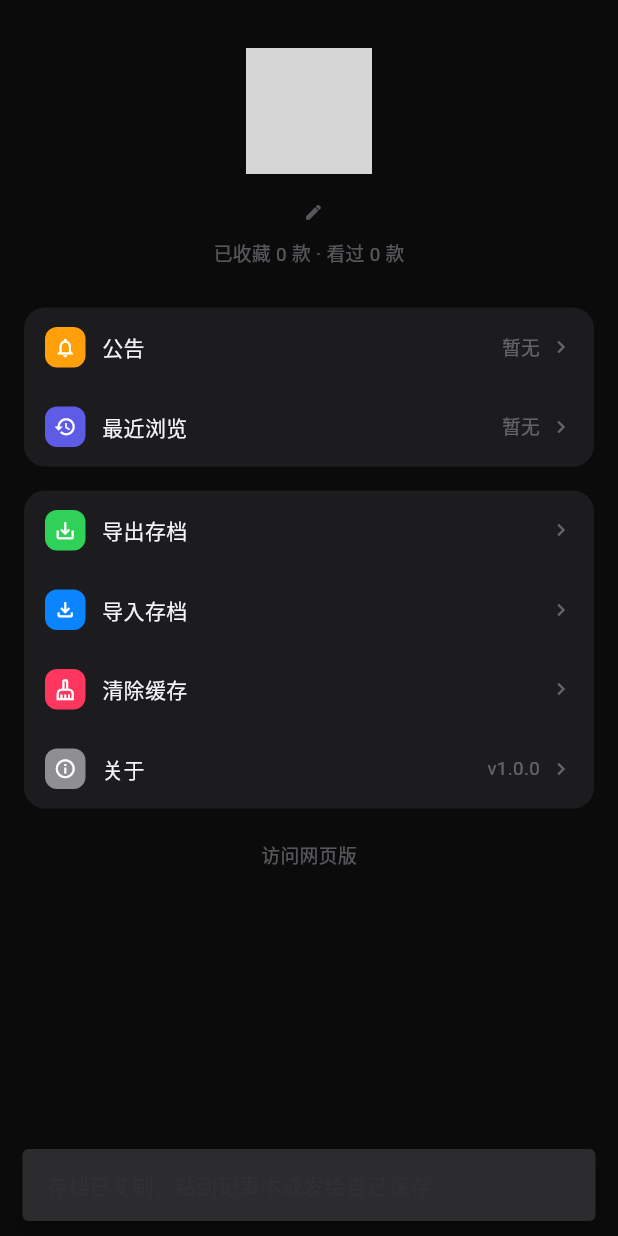
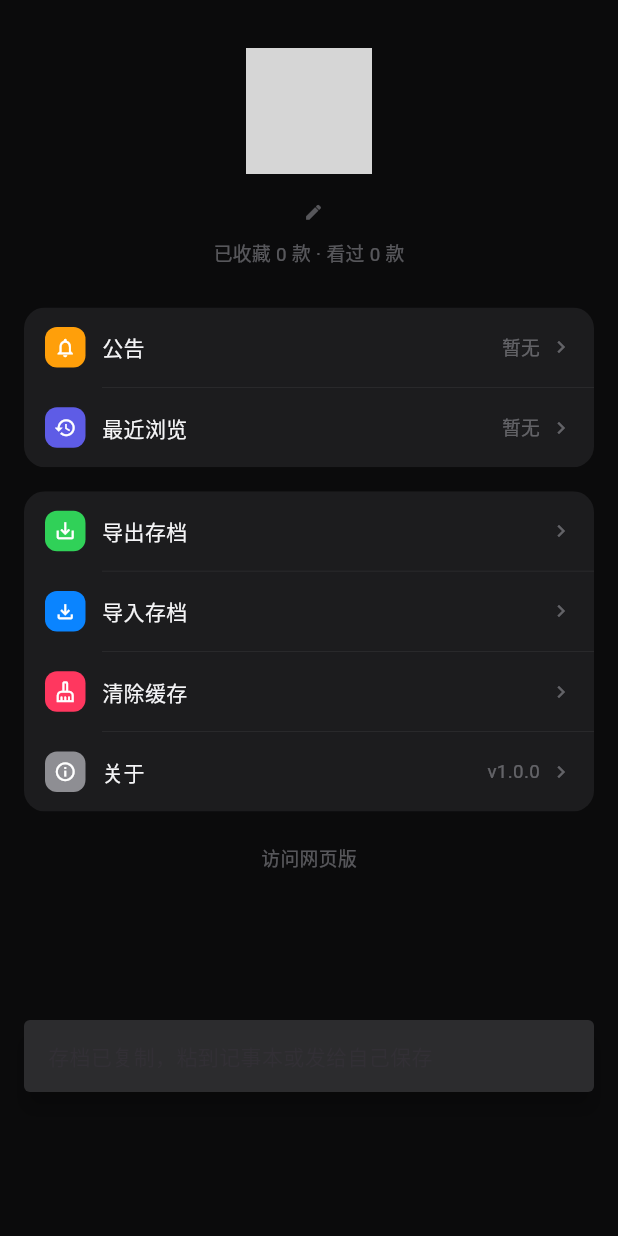
Before and after one commit to TKPORL/mrhyfx-app, a Flutter app: the MePage screen opened directly, after a tap on "导出存档", on a phone screen of 412 x 824 dp. Run offline on Flutter 3.47's test engine with Material 3 defaults, Android fonts, the phone set to English and light mode, and no system bars; our stand-ins replace image_picker, shared_preferences; accounts and stored records are empty; network calls fail; grey boxes are pictures that could not be loaded.

Commit message:
修复：底部栏位置/我的页点击与水波/最近浏览秒开/默认头像资源/收藏提示/详情图比例/体积与类型显示/图片淡入

```diff
--- /dev/null
+++ b/lib/services/games_repo.dart
@@ -0,0 +1,42 @@
+import '../models/game.dart';
+import 'api.dart';
+
+/// 全应用共用的游戏列表：只下载一次，页面之间复用
+class GamesRepo {
+  static List<Game> _all = [];
+  static bool _loading = false;
+  static DateTime? _loadedAt;
+
+  static List<Game> get all => _all;
+  static bool get isEmpty => _all.isEmpty;
+  static DateTime? get loadedAt => _loadedAt;
+
+  static Future<List<Game>> load({bool force = false}) async {
+    if (!force && _all.isNotEmpty) return _all;
+    if (_loading) {
+      while (_loading) {
+        await Future.delayed(const Duration(milliseconds: 120));
+      }
+      return _all;
+    }
+    _loading = true;
+    try {
+      final data = await Api.cachedRawJson(Api.repo, 'app-games.json', force: force);
+      final list = Game.listFrom(data);
+      if (list.isNotEmpty) {
+        _all = list;
+        _loadedAt = DateTime.now();
+      }
+    } finally {
+      _loading = false;
+    }
+    return _all;
+  }
+
+  static Game? byId(int id) {
+    for (final g in _all) {
+      if (g.id == id) return g;
+    }
+    return null;
+  }
+}
--- a/lib/ui/home_shell.dart
+++ b/lib/ui/home_shell.dart
@@ -61,6 +61,7 @@ class _PillNav extends StatelessWidget {
       child: Padding(
         padding: const EdgeInsets.only(bottom: 14),
         child: Center(
+          heightFactor: 1,
           child: Container(
             padding: const EdgeInsets.all(5),
             decoration: BoxDecoration(
--- a/lib/ui/me_page.dart
+++ b/lib/ui/me_page.dart
@@ -6,6 +6,7 @@ import 'package:image_picker/image_picker.dart';
 import 'package:url_launcher/url_launcher.dart';
 import '../models/game.dart';
 import '../services/api.dart';
+import '../services/games_repo.dart';
 import '../services/cache.dart';
 import '../services/store.dart';
 import 'detail_page.dart';
@@ -57,8 +58,13 @@ class _MePageState extends State<MePage> {
   }
 
   void _snack(String m) {
-    ScaffoldMessenger.of(context).showSnackBar(
-        SnackBar(content: Text(m), behavior: SnackBarBehavior.floating, backgroundColor: T.card2));
+    ScaffoldMessenger.of(context).showSnackBar(SnackBar(
+      content: Text(m),
+      behavior: SnackBarBehavior.floating,
+      backgroundColor: T.card2,
+      margin: const EdgeInsets.fromLTRB(16, 0, 16, 96),
+      duration: const Duration(seconds: 2),
+    ));
   }
 
   Future<void> _rename() async {
@@ -172,12 +178,15 @@ class _MePageState extends State<MePage> {
                     gradient: _avatar == null
                         ? const LinearGradient(colors: [Color(0xFFFF9F0A), Color(0xFFFF375F)])
                         : null,
-                    image: _avatar == null
-                        ? null
-                        : DecorationImage(image: FileImage(File(_avatar!)), fit: BoxFit.cover),
+                    image: DecorationImage(
+                      image: _avatar == null
+                          ? const AssetImage('assets/avatar.webp')
+                          : FileImage(File(_avatar!)),
+                      fit: BoxFit.cover,
+                    ),
                   ),
                   alignment: Alignment.center,
-                  child: _avatar == null ? const Icon(Icons.pets, size: 34, color: Colors.white) : null,
+                  child: null,
                 ),
               ),
             ),
@@ -239,10 +248,19 @@ class _MePageState extends State<MePage> {
     );
   }
 
-  Widget _group(List<Widget> children) => Container(
-        decoration: BoxDecoration(color: T.card, borderRadius: BorderRadius.circular(14)),
-        child: Column(children: children),
-      );
+  Widget _group(List<Widget> children) {
+    final items = <Widget>[];
+    for (var i = 0; i < children.length; i++) {
+      if (i > 0) {
+        items.add(const Divider(height: 0.5, thickness: 0.5, indent: 52, color: T.line));
+      }
+      items.add(children[i]);
+    }
+    return ClipRRect(
+      borderRadius: BorderRadius.circular(14),
+      child: Material(color: T.card, child: Column(children: items)),
+    );
+  }
 
   Widget _row(IconData ic, Color tint, String label, {String? value, VoidCallback? onTap}) => InkWell(
         onTap: onTap ?? () => _snack('$label：开发中'),
@@ -307,10 +325,9 @@ class _MePageState extends State<MePage> {
 
   Future<void> _showRecent() async {
     final ids = await Store.recent();
-    final data = await Api.rawJson(Api.repo, 'app-games.json');
-    final all = Game.listFrom(data);
+    final all = await GamesRepo.load();
     if (!mounted) return;
-    final list = ids.map((i) => all.where((g) => g.id == i)).expand((e) => e).toList();
+    final list = ids.map((i) => GamesRepo.byId(i)).whereType<Game>().toList();
     showModalBottomSheet(
       context: context,
       backgroundColor: T.card,
--- a/pubspec.yaml
+++ b/pubspec.yaml
@@ -22,3 +22,5 @@ dev_dependencies:
 
 flutter:
   uses-material-design: true
+  assets:
+    - assets/avatar.webp
```
Also changed, not shown: lib/models/game.dart (+17 -0 lines), lib/ui/detail_page.dart (+23 -7 lines), lib/ui/library_page.dart (+12 -5 lines), assets/avatar.webp (added).
